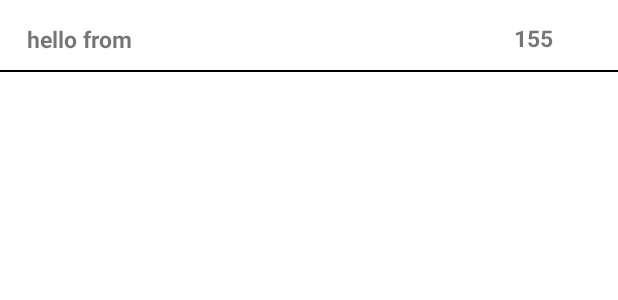
After one commit to oppo404155/Android_Challenge, an Android app: the layout recycler_item.xml on its own in the app's theme, with its tools: preview values and no code run, on a phone screen of 412 x 824 dp. The commit adds this screen. Shown: the top 300 px of the screen. Run offline under Robolectric (Android 15) with nearby library versions, the phone set to English and light mode, and no system bars.

Commit message:
add adapter and add sort and search features

```diff
--- a/app/build.gradle
+++ b/app/build.gradle
@@ -15,12 +15,16 @@ android {
 
         testInstrumentationRunner "androidx.test.runner.AndroidJUnitRunner"
     }
+    buildFeatures {
+        viewBinding = true
+    }
 
     buildTypes {
         release {
             minifyEnabled false
             proguardFiles getDefaultProguardFile('proguard-android-optimize.txt'), 'proguard-rules.pro'
         }
+
     }
     compileOptions {
         sourceCompatibility JavaVersion.VERSION_1_8
@@ -41,4 +45,6 @@ dependencies {
     androidTestImplementation 'androidx.test.ext:junit:1.1.3'
     androidTestImplementation 'androidx.test.espresso:espresso-core:3.4.0'
     implementation 'androidx.fragment:fragment-ktx:1.4.1'
+
+
 }
--- a/app/src/main/java/com/example/androidchallenge/domain/repositories/PageRepo.kt
+++ b/app/src/main/java/com/example/androidchallenge/domain/repositories/PageRepo.kt
@@ -1,7 +1,6 @@
 package com.example.androidchallenge.domain.repositories
 
 import android.os.Handler
-import androidx.lifecycle.LiveData
 import com.example.androidchallenge.domain.models.Word
 import com.example.androidchallenge.utiles.Resource
 
--- a/app/src/main/java/com/example/androidchallenge/presentation/ui/WordsState.kt
+++ b/app/src/main/java/com/example/androidchallenge/presentation/ui/WordsState.kt
@@ -5,5 +5,5 @@ import com.example.androidchallenge.domain.models.Word
 data class WordsState(
     val words: List<Word> = emptyList(),
     val isLoading: Boolean = false,
-    val errorMessage:String=""
+    val errorMessage:String?=null
     )
--- /dev/null
+++ b/app/src/main/res/drawable/search_icon_24.xml
@@ -0,0 +1,5 @@
+<vector android:height="24dp" android:tint="#F3F1F1"
+    android:viewportHeight="24" android:viewportWidth="24"
+    android:width="24dp" xmlns:android="http://schemas.android.com/apk/res/android">
+    <path android:fillColor="@android:color/white" android:pathData="M15.5,14h-0.79l-0.28,-0.27C15.41,12.59 16,11.11 16,9.5 16,5.91 13.09,3 9.5,3S3,5.91 3,9.5 5.91,16 9.5,16c1.61,0 3.09,-0.59 4.23,-1.57l0.27,0.28v0.79l5,4.99L20.49,19l-4.99,-5zM9.5,14C7.01,14 5,11.99 5,9.5S7.01,5 9.5,5 14,7.01 14,9.5 11.99,14 9.5,14z"/>
+</vector>
--- /dev/null
+++ b/app/src/main/res/drawable/sort_icon_24.xml
@@ -0,0 +1,5 @@
+<vector android:height="24dp" android:tint="#F3F1F1"
+    android:viewportHeight="24" android:viewportWidth="24"
+    android:width="24dp" xmlns:android="http://schemas.android.com/apk/res/android">
+    <path android:fillColor="@android:color/white" android:pathData="M3,18h6v-2L3,16v2zM3,6v2h18L21,6L3,6zM3,13h12v-2L3,11v2z"/>
+</vector>
--- /dev/null
+++ b/app/src/main/res/layout/recycler_item.xml
@@ -0,0 +1,49 @@
+<?xml version="1.0" encoding="utf-8"?>
+<androidx.constraintlayout.widget.ConstraintLayout xmlns:android="http://schemas.android.com/apk/res/android"
+    xmlns:app="http://schemas.android.com/apk/res-auto"
+    xmlns:tools="http://schemas.android.com/tools"
+    android:layout_width="match_parent"
+    android:layout_height="50dp">
+
+    <TextView
+        android:id="@+id/word_txv"
+        android:layout_width="100dp"
+        android:layout_height="wrap_content"
+        android:layout_margin="15dp"
+        android:text="hello from here"
+        android:maxLines="1"
+        android:textSize="15sp"
+        android:textStyle="bold"
+        app:layout_constraintBottom_toBottomOf="parent"
+        app:layout_constraintEnd_toEndOf="parent"
+        app:layout_constraintHorizontal_bias="0.009"
+        app:layout_constraintStart_toStartOf="parent"
+        app:layout_constraintTop_toTopOf="parent"
+        app:layout_constraintVertical_bias="0.022" />
+
+    <TextView
+        android:id="@+id/count_txv"
+        android:layout_width="wrap_content"
+        android:layout_height="wrap_content"
+       android:layout_margin="15dp"
+        android:text="155"
+        android:textSize="15sp"
+        android:textStyle="bold"
+        app:layout_constraintBottom_toBottomOf="parent"
+        app:layout_constraintEnd_toEndOf="parent"
+        app:layout_constraintHorizontal_bias="0.883"
+        app:layout_constraintStart_toEndOf="@+id/word_txv"
+        app:layout_constraintTop_toTopOf="parent"
+        app:layout_constraintVertical_bias="0.533" />
+
+    <View
+        android:layout_width="match_parent"
+        android:layout_height="1dp"
+        android:background="@color/black"
+        app:layout_constraintBottom_toBottomOf="parent"
+        app:layout_constraintTop_toTopOf="parent"
+        app:layout_constraintVertical_bias="0.959"
+        tools:layout_editor_absoluteX="١٦dp" />
+
+
+</androidx.constraintlayout.widget.ConstraintLayout>
--- a/app/src/main/res/values/strings.xml
+++ b/app/src/main/res/values/strings.xml
@@ -1,3 +1,5 @@
 <resources>
     <string name="app_name">Android Challenge</string>
+    <string name="error_message" translatable="false">some Error happened check network connection</string>
+    <string name="search">search</string>
 </resources>
```
Also changed, not shown: app/src/main/java/com/example/androidchallenge/data/parser/HTMLParserImp.kt (+1 -17 lines), app/src/main/java/com/example/androidchallenge/presentation/adapters/WordsAdapter.kt (added, +47 -0 lines), app/src/main/java/com/example/androidchallenge/presentation/ui/MainActivity.kt (+70 -5 lines), app/src/main/java/com/example/androidchallenge/presentation/viewmodel/WordViewModel.kt (+21 -9 lines), app/src/main/res/layout/activity_main.xml (+7 -8 lines), app/src/main/res/menu/menu.xml (added, +25 -0 lines).
